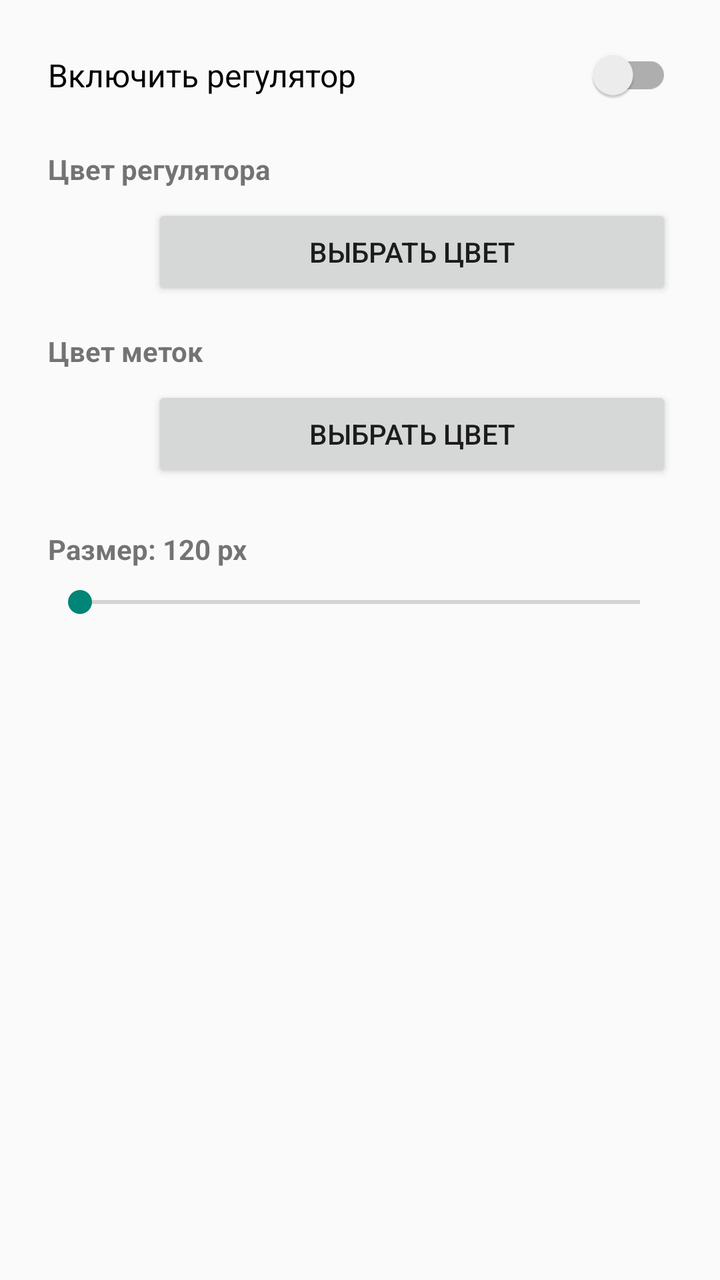
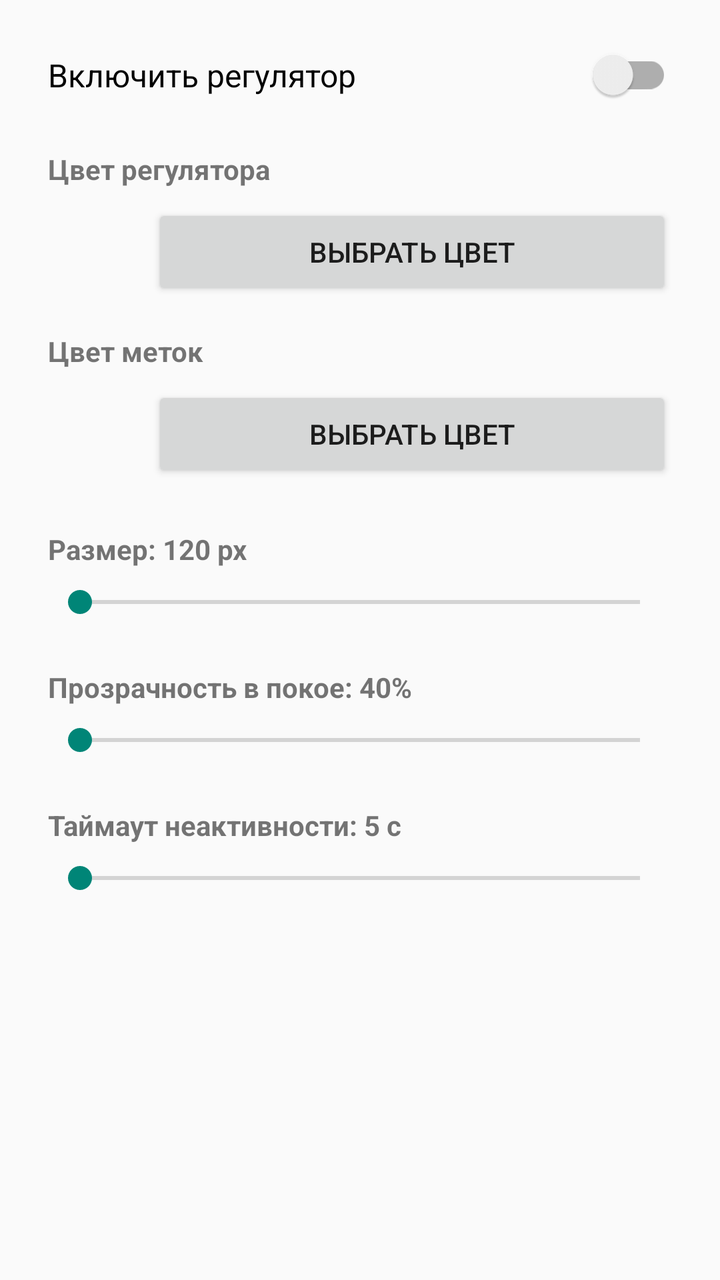

Two renders of the same Android screen: before a commit and after it. Below are the layout's source before the change and the commit's diff.
<!-- AndroidManifest.xml: application theme Theme.AppCompat.DayNight.NoActionBar -->
<!-- res/layout/activity_settings.xml -->
<?xml version="1.0" encoding="utf-8"?>
<ScrollView xmlns:android="http://schemas.android.com/apk/res/android"
    android:layout_width="match_parent"
    android:layout_height="match_parent">

    <LinearLayout
        android:layout_width="match_parent"
        android:layout_height="wrap_content"
        android:orientation="vertical"
        android:padding="24dp">

        <androidx.appcompat.widget.SwitchCompat
            android:id="@+id/switch_enabled"
            android:layout_width="match_parent"
            android:layout_height="wrap_content"
            android:text="Включить регулятор"
            android:textSize="16sp"
            android:layout_marginBottom="24dp" />

        <TextView
            android:layout_width="wrap_content"
            android:layout_height="wrap_content"
            android:text="Цвет регулятора"
            android:textStyle="bold"
            android:layout_marginBottom="8dp" />

        <LinearLayout
            android:layout_width="match_parent"
            android:layout_height="wrap_content"
            android:orientation="horizontal"
            android:gravity="center_vertical"
            android:layout_marginBottom="16dp">

            <View
                android:id="@+id/wheel_color_preview"
                android:layout_width="40dp"
                android:layout_height="40dp"
                android:layout_marginEnd="12dp" />

            <Button
                android:id="@+id/btn_wheel_color"
                android:layout_width="0dp"
                android:layout_height="wrap_content"
                android:layout_weight="1"
                android:text="Выбрать цвет" />
        </LinearLayout>

        <TextView
            android:layout_width="wrap_content"
            android:layout_height="wrap_content"
            android:text="Цвет меток"
            android:textStyle="bold"
            android:layout_marginBottom="8dp" />

        <LinearLayout
            android:layout_width="match_parent"
            android:layout_height="wrap_content"
            android:orientation="horizontal"
            android:gravity="center_vertical"
            android:layout_marginBottom="24dp">

            <View
                android:id="@+id/tick_color_preview"
                android:layout_width="40dp"
                android:layout_height="40dp"
                android:layout_marginEnd="12dp" />

            <Button
                android:id="@+id/btn_tick_color"
                android:layout_width="0dp"
                android:layout_height="wrap_content"
                android:layout_weight="1"
                android:text="Выбрать цвет" />
        </LinearLayout>

        <TextView
            android:id="@+id/size_label"
            android:layout_width="wrap_content"
            android:layout_height="wrap_content"
            android:text="Размер: 120 px"
            android:textStyle="bold"
            android:layout_marginBottom="8dp" />

        <SeekBar
            android:id="@+id/seek_size"
            android:layout_width="match_parent"
            android:layout_height="wrap_content" />

    </LinearLayout>
</ScrollView>
<!-- resources referenced by this layout -->
<resources>

</resources>

<!-- the commit's change to res/layout/activity_settings.xml (unified diff, before → after) -->
@@ -84,6 +84,34 @@
         <SeekBar
             android:id="@+id/seek_size"
             android:layout_width="match_parent"
+            android:layout_height="wrap_content"
+            android:layout_marginBottom="24dp" />
+
+        <TextView
+            android:id="@+id/alpha_label"
+            android:layout_width="wrap_content"
+            android:layout_height="wrap_content"
+            android:text="Прозрачность в покое: 40%"
+            android:textStyle="bold"
+            android:layout_marginBottom="8dp" />
+
+        <SeekBar
+            android:id="@+id/seek_inactive_alpha"
+            android:layout_width="match_parent"
+            android:layout_height="wrap_content"
+            android:layout_marginBottom="24dp" />
+
+        <TextView
+            android:id="@+id/timeout_label"
+            android:layout_width="wrap_content"
+            android:layout_height="wrap_content"
+            android:text="Таймаут неактивности: 5 с"
+            android:textStyle="bold"
+            android:layout_marginBottom="8dp" />
+
+        <SeekBar
+            android:id="@+id/seek_inactive_timeout"
+            android:layout_width="match_parent"
             android:layout_height="wrap_content" />
 
     </LinearLayout>
